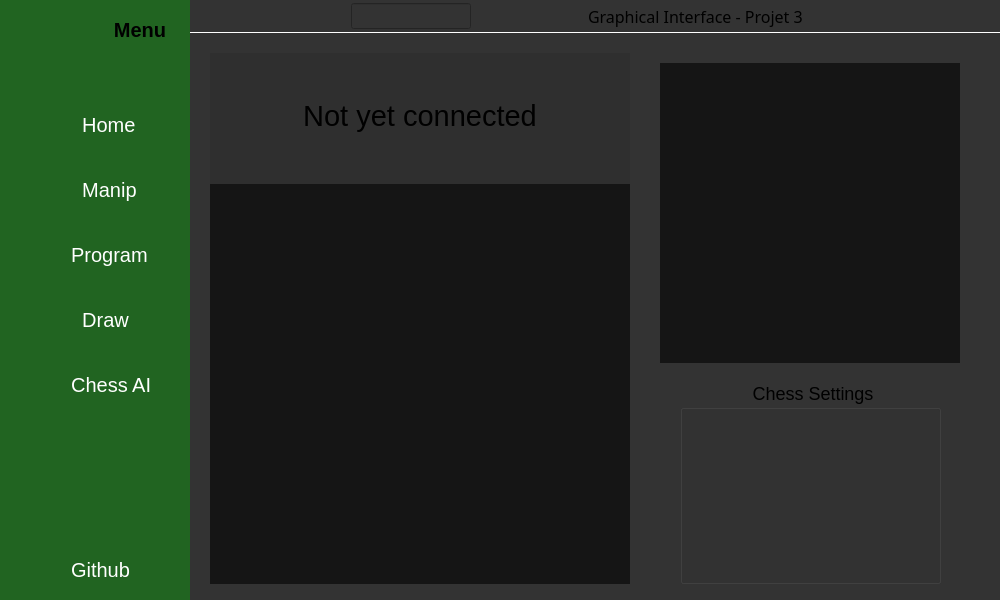
SirajHabsaia/RobotArm, file GUI/Designer/gui.ui: the form before one commit.
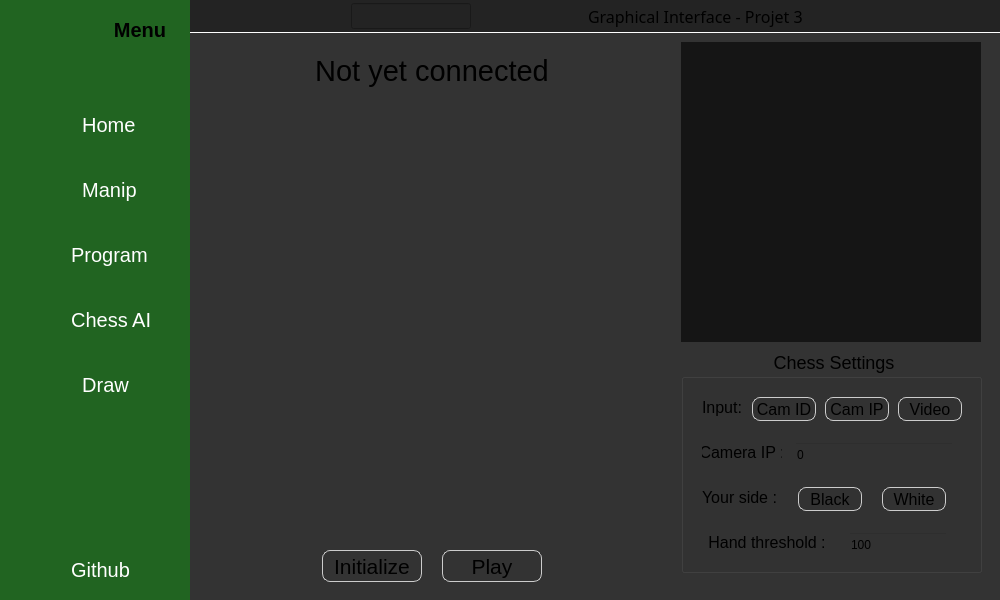
The form after the commit. The open tabs and pages were chosen to show the change. Icons and pictures are not drawn.

Commit message: chess integration and general improvements

Patch:
```diff
--- a/GUI/Designer/gui.ui
+++ b/GUI/Designer/gui.ui
@@ -262,41 +262,6 @@
          </property>
         </widget>
        </item>
-       <item>
-        <widget class="QPushButton" name="DrawBtn1">
-         <property name="minimumSize">
-          <size>
-           <width>40</width>
-           <height>40</height>
-          </size>
-         </property>
-         <property name="maximumSize">
-          <size>
-           <width>100</width>
-           <height>40</height>
-          </size>
-         </property>
-         <property name="text">
-          <string/>
-         </property>
-         <property name="icon">
-          <iconset resource="resources.qrc">
-           <normaloff>:/images/sidebar/draw.png</normaloff>:/images/sidebar/draw.png</iconset>
-         </property>
-         <property name="iconSize">
-          <size>
-           <width>30</width>
-           <height>30</height>
-          </size>
-         </property>
-         <property name="checkable">
-          <bool>true</bool>
-         </property>
-         <property name="autoExclusive">
-          <bool>true</bool>
-         </property>
-        </widget>
-       </item>
        <item>
         <widget class="QPushButton" name="ChessBtn1">
          <property name="minimumSize">
@@ -332,6 +297,41 @@
          </property>
         </widget>
        </item>
+       <item>
+        <widget class="QPushButton" name="DrawBtn1">
+         <property name="minimumSize">
+          <size>
+           <width>40</width>
+           <height>40</height>
+          </size>
+         </property>
+         <property name="maximumSize">
+          <size>
+           <width>100</width>
+           <height>40</height>
+          </size>
+         </property>
+         <property name="text">
+          <string/>
+         </property>
+         <property name="icon">
+          <iconset resource="resources.qrc">
+           <normaloff>:/images/sidebar/draw.png</normaloff>:/images/sidebar/draw.png</iconset>
+         </property>
+         <property name="iconSize">
+          <size>
+           <width>30</width>
+           <height>30</height>
+          </size>
+         </property>
+         <property name="checkable">
+          <bool>true</bool>
+         </property>
+         <property name="autoExclusive">
+          <bool>true</bool>
+         </property>
+        </widget>
+       </item>
        <item>
         <spacer name="verticalSpacer">
          <property name="orientation">
@@ -647,47 +647,6 @@
          </property>
         </widget>
        </item>
-       <item>
-        <widget class="QPushButton" name="DrawBtn2">
-         <property name="minimumSize">
-          <size>
-           <width>40</width>
-           <height>40</height>
-          </size>
-         </property>
-         <property name="maximumSize">
-          <size>
-           <width>200</width>
-           <height>40</height>
-          </size>
-         </property>
-         <property name="font">
-          <font>
-           <pointsize>15</pointsize>
-           <bold>false</bold>
-          </font>
-         </property>
-         <property name="text">
-          <string>    Draw</string>
-         </property>
-         <property name="icon">
-          <iconset resource="resources.qrc">
-           <normaloff>:/images/sidebar/draw.png</normaloff>:/images/sidebar/draw.png</iconset>
-         </property>
-         <property name="iconSize">
-          <size>
-           <width>30</width>
-           <height>30</height>
-          </size>
-         </property>
-         <property name="checkable">
-          <bool>true</bool>
-         </property>
-         <property name="autoExclusive">
-          <bool>true</bool>
-         </property>
-        </widget>
-       </item>
        <item>
         <widget class="QPushButton" name="ChessBtn2">
          <property name="minimumSize">
@@ -729,6 +688,47 @@
          </property>
         </widget>
        </item>
+       <item>
+        <widget class="QPushButton" name="DrawBtn2">
+         <property name="minimumSize">
+          <size>
+           <width>40</width>
+           <height>40</height>
+          </size>
+         </property>
+         <property name="maximumSize">
+          <size>
+           <width>200</width>
+           <height>40</height>
+          </size>
+         </property>
+         <property name="font">
+          <font>
+           <pointsize>15</pointsize>
+           <bold>false</bold>
+          </font>
+         </property>
+         <property name="text">
+          <string>    Draw</string>
+         </property>
+         <property name="icon">
+          <iconset resource="resources.qrc">
+           <normaloff>:/images/sidebar/draw.png</normaloff>:/images/sidebar/draw.png</iconset>
+         </property>
+         <property name="iconSize">
+          <size>
+           <width>30</width>
+           <height>30</height>
+          </size>
+         </property>
+         <property name="checkable">
+          <bool>true</bool>
+         </property>
+         <property name="autoExclusive">
+          <bool>true</bool>
+         </property>
+        </widget>
+       </item>
        <item>
         <spacer name="verticalSpacer_2">
          <property name="orientation">
@@ -813,12 +813,15 @@
           </size>
          </property>
          <property name="styleSheet">
-          <string notr="true">QPushButton{
+          <string notr="true">QWidget{
+	background-color: rgb(35, 35, 35);
+}
+QPushButton{
 	border: none;
 }
 QPushButton:hover{
 	
-	background-color: rgb(85, 85, 85);
+	background-color: rgb(80, 80, 80);
 }</string>
          </property>
          <layout class="QHBoxLayout" name="horizontalLayout_4">
@@ -4088,36 +4091,253 @@
           </widget>
          </widget>
          <widget class="QWidget" name="page_chess">
-          <widget class="QWidget" name="chessWidget_2" native="true">
-           <property name="geometry">
-            <rect>
-             <x>470</x>
-             <y>30</y>
-             <width>300</width>
-             <height>300</height>
-            </rect>
-           </property>
-           <property name="minimumSize">
-            <size>
-             <width>300</width>
-             <height>300</height>
-            </size>
-           </property>
-           <property name="styleSheet">
-            <string notr="true">background-color: rgb(21, 21, 21);</string>
-           </property>
-          </widget>
-          <widget class="QGroupBox" name="groupBox">
-           <property name="geometry">
-            <rect>
-             <x>490</x>
-             <y>350</y>
-             <width>261</width>
-             <height>201</height>
-            </rect>
-           </property>
-           <property name="styleSheet">
-            <string notr="true">QGroupBox {
+          <layout class="QHBoxLayout" name="horizontalLayout_28">
+           <item>
+            <widget class="QWidget" name="chessLeftWidget" native="true">
+             <property name="minimumSize">
+              <size>
+               <width>420</width>
+               <height>0</height>
+              </size>
+             </property>
+             <property name="layoutDirection">
+              <enum>Qt::LayoutDirection::LeftToRight</enum>
+             </property>
+             <property name="styleSheet">
+              <string notr="true"/>
+             </property>
+             <layout class="QVBoxLayout" name="verticalLayout_17">
+              <property name="spacing">
+               <number>20</number>
+              </property>
+              <item>
+               <widget class="QLabel" name="chessLabel">
+                <property name="minimumSize">
+                 <size>
+                  <width>0</width>
+                  <height>40</height>
+                 </size>
+                </property>
+                <property name="maximumSize">
+                 <size>
+                  <width>16777215</width>
+                  <height>40</height>
+                 </size>
+                </property>
+                <property name="font">
+                 <font>
+                  <pointsize>22</pointsize>
+                 </font>
+                </property>
+                <property name="text">
+                 <string>Not yet connected</string>
+                </property>
+                <property name="alignment">
+                 <set>Qt::AlignmentFlag::AlignCenter</set>
+                </property>
+               </widget>
+              </item>
+              <item alignment="Qt::AlignmentFlag::AlignHCenter|Qt::AlignmentFlag::AlignVCenter">
+               <widget class="QWidget" name="chessWidget" native="true">
+                <property name="minimumSize">
+                 <size>
+                  <width>400</width>
+                  <height>400</height>
+                 </size>
+                </property>
+                <property name="maximumSize">
+                 <size>
+                  <width>10000</width>
+                  <height>10000</height>
+                 </size>
+                </property>
+                <property name="font">
+                 <font>
+                  <underline>false</underline>
+                 </font>
+                </property>
+                <property name="styleSheet">
+                 <string notr="true"/>
+                </property>
+               </widget>
+              </item>
+              <item>
+               <layout class="QHBoxLayout" name="horizontalLayout_26">
+                <property name="spacing">
+                 <number>20</number>
+                </property>
+                <item>
+                 <spacer name="horizontalSpacer_18">
+                  <property name="orientation">
+                   <enum>Qt::Orientation::Horizontal</enum>
+                  </property>
+                  <property name="sizeHint" stdset="0">
+                   <size>
+                    <width>40</width>
+                    <height>20</height>
+                   </size>
+                  </property>
+                 </spacer>
+                </item>
+                <item>
+                 <widget class="QPushButton" name="chess_initializeBtn">
+                  <property name="minimumSize">
+                   <size>
+                    <width>100</width>
+                    <height>32</height>
+                   </size>
+                  </property>
+                  <property name="maximumSize">
+                   <size>
+                    <width>100</width>
+                    <height>16777215</height>
+                   </size>
+                  </property>
+                  <property name="font">
+                   <font>
+                    <pointsize>16</pointsize>
+                   </font>
+                  </property>
+                  <property name="styleSheet">
+                   <string notr="true">QPushButton {
+	background-color: transparent;
+	border: 1px solid #cccccc;
+	border-radius: 8px;
+	padding: 0px
+}
+
+QPushButton:checked {
+	background-color: rgb(33, 100, 33);
+	color: white;
+	border: 1px solid #cccccc;
+}
+
+QPushButton:hover {
+	background-color: #666666;
+	color: white;
+	border: 1px solid #cccccc;
+}</string>
+                  </property>
+                  <property name="text">
+                   <string>Initialize</string>
+                  </property>
+                  <property name="checkable">
+                   <bool>false</bool>
+                  </property>
+                  <property name="autoExclusive">
+                   <bool>true</bool>
+                  </property>
+                 </widget>
+                </item>
+                <item>
+                 <widget class="QPushButton" name="chess_playBtn">
+                  <property name="minimumSize">
+                   <size>
+                    <width>100</width>
+                    <height>32</height>
+                   </size>
+                  </property>
+                  <property name="maximumSize">
+                   <size>
+                    <width>100</width>
+                    <height>16777215</height>
+                   </size>
+                  </property>
+                  <property name="font">
+                   <font>
+                    <pointsize>16</pointsize>
+                   </font>
+                  </property>
+                  <property name="styleSheet">
+                   <string notr="true">QPushButton {
+	background-color: transparent;
+	border: 1px solid #cccccc;
+	border-radius: 8px;
+	padding: 0px
+}
+
+QPushButton:checked {
+	background-color: rgb(33, 100, 33);
+	color: white;
+	border: 1px solid #cccccc;
+}
+
+QPushButton:hover {
+	background-color: #666666;
+	color: white;
+	border: 1px solid #cccccc;
+}</string>
+                  </property>
+                  <property name="text">
+                   <string>Play</string>
+                  </property>
+                  <property name="checkable">
+                   <bool>true</bool>
+                  </property>
+                  <property name="autoExclusive">
+                   <bool>true</bool>
+                  </property>
+                 </widget>
+                </item>
+                <item>
+                 <spacer name="horizontalSpacer_25">
+                  <property name="orientation">
+                   <enum>Qt::Orientation::Horizontal</enum>
+                  </property>
+                  <property name="sizeHint" stdset="0">
+                   <size>
+                    <width>40</width>
+                    <height>20</height>
+                   </size>
+                  </property>
+                 </spacer>
+                </item>
+               </layout>
+              </item>
+             </layout>
+            </widget>
+           </item>
+           <item>
+            <widget class="QWidget" name="chessRightWidget" native="true">
+             <property name="minimumSize">
+              <size>
+               <width>320</width>
+               <height>0</height>
+              </size>
+             </property>
+             <property name="styleSheet">
+              <string notr="true"/>
+             </property>
+             <widget class="QWidget" name="camWidget" native="true">
+              <property name="geometry">
+               <rect>
+                <x>10</x>
+                <y>0</y>
+                <width>300</width>
+                <height>300</height>
+               </rect>
+              </property>
+              <property name="minimumSize">
+               <size>
+                <width>300</width>
+                <height>300</height>
+               </size>
+              </property>
+              <property name="styleSheet">
+               <string notr="true">background-color: rgb(21, 21, 21);</string>
+              </property>
+             </widget>
+             <widget class="QGroupBox" name="groupBox">
+              <property name="geometry">
+               <rect>
+                <x>10</x>
+                <y>310</y>
+                <width>301</width>
+                <height>221</height>
+               </rect>
+              </property>
+              <property name="styleSheet">
+               <string notr="true">QGroupBox {
     font-family: &quot;Segoe UI&quot;;
     font-size: 18px;
 }
@@ -4126,60 +4346,535 @@
 	subcontrol-position: top center;
 }
 </string>
-           </property>
-           <property name="title">
-            <string>Chess Settings</string>
-           </property>
-          </widget>
-          <widget class="QWidget" name="widget" native="true">
-           <property name="geometry">
-            <rect>
-             <x>20</x>
-             <y>20</y>
-             <width>420</width>
-             <height>531</height>
-            </rect>
-           </property>
-           <property name="minimumSize">
-            <size>
-             <width>420</width>
-             <height>0</height>
-            </size>
-           </property>
-           <property name="styleSheet">
-            <string notr="true">background-color: rgb(47, 47, 47);</string>
-           </property>
-           <layout class="QVBoxLayout" name="verticalLayout_17">
-            <item>
-             <widget class="QLabel" name="label_5">
-              <property name="font">
-               <font>
-                <pointsize>22</pointsize>
-               </font>
               </property>
-              <property name="text">
-               <string>Not yet connected</string>
+              <property name="title">
+               <string>Chess Settings</string>
               </property>
-              <property name="alignment">
-               <set>Qt::AlignmentFlag::AlignCenter</set>
-              </property>
+              <layout class="QVBoxLayout" name="verticalLayout_19">
+               <item>
+                <widget class="QWidget" name="chessInputWidget" native="true">
+                 <layout class="QHBoxLayout" name="horizontalLayout_29">
+                  <property name="spacing">
+                   <number>10</number>
+                  </property>
+                  <item>
+                   <widget class="QLabel" name="chessLabel_2">
+                    <property name="maximumSize">
+                     <size>
+                      <width>50</width>
+                      <height>16777215</height>
+                     </size>
+                    </property>
+                    <property name="font">
+                     <font>
+                      <pointsize>12</pointsize>
+                     </font>
+                    </property>
+                    <property name="text">
+                     <string>Input:</string>
+                    </property>
+                    <property name="alignment">
+                     <set>Qt::AlignmentFlag::AlignCenter</set>
+                    </property>
+                   </widget>
+                  </item>
+                  <item>
+                   <spacer name="horizontalSpacer_28">
+                    <property name="orientation">
+                     <enum>Qt::Orientation::Horizontal</enum>
+                    </property>
+                    <property name="sizeHint" stdset="0">
+                     <size>
+                      <width>40</width>
+                      <height>20</height>
+                     </size>
+                    </property>
+                   </spacer>
+                  </item>
+                  <item>
+                   <widget class="QPushButton" name="chess_camidBtn">
+                    <property name="minimumSize">
+                     <size>
+                      <width>64</width>
+                      <height>24</height>
+                     </size>
+                    </property>
+                    <property name="maximumSize">
+                     <size>
+                      <width>64</width>
+                      <height>24</height>
+                     </size>
+                    </property>
+                    <property name="font">
+                     <font>
+                      <pointsize>12</pointsize>
+                     </font>
+                    </property>
+                    <property name="styleSheet">
+                     <string notr="true">QPushButton {
+	background-color: transparent;
+	border: 1px solid #cccccc;
+	border-radius: 8px;
+	padding: 0px
+}
+
+QPushButton:checked {
+	background-color: rgb(33, 100, 33);
+	color: white;
+	border: 1px solid #cccccc;
+}
+
+QPushButton:hover {
+	background-color: #666666;
+	color: white;
+	border: 1px solid #cccccc;
+}</string>
+                    </property>
+                    <property name="text">
+                     <string>Cam ID</string>
+                    </property>
+                    <property name="checkable">
+                     <bool>true</bool>
+                    </property>
+                    <property name="autoExclusive">
+                     <bool>true</bool>
+                    </property>
+                   </widget>
+                  </item>
+                  <item>
+                   <widget class="QPushButton" name="chess_camipBtn">
+                    <property name="minimumSize">
+                     <size>
+                      <width>64</width>
+                      <height>24</height>
+                     </size>
+                    </property>
+                    <property name="maximumSize">
+                     <size>
+                      <width>64</width>
+                      <height>24</height>
+                     </size>
+                    </property>
+                    <property name="font">
+                     <font>
+                      <pointsize>12</pointsize>
+                     </font>
+                    </property>
+                    <property name="styleSheet">
+                     <string notr="true">QPushButton {
+	background-color: transparent;
+	border: 1px solid #cccccc;
+	border-radius: 8px;
+	padding: 0px
+}
+
+QPushButton:checked {
+	background-color: rgb(33, 100, 33);
+	color: white;
+	border: 1px solid #cccccc;
+}
+
+QPushButton:hover {
+	background-color: #666666;
+	color: white;
+	border: 1px solid #cccccc;
+}</string>
+                    </property>
+                    <property name="text">
+                     <string>Cam IP</string>
+                    </property>
+                    <property name="checkable">
+                     <bool>true</bool>
+                    </property>
+                    <property name="autoExclusive">
+                     <bool>true</bool>
+                    </property>
+                   </widget>
+                  </item>
+                  <item>
+                   <widget class="QPushButton" name="chess_videoBtn">
+                    <property name="minimumSize">
+                     <size>
+                      <width>64</width>
+                      <height>24</height>
+                     </size>
+                    </property>
+                    <property name="maximumSize">
+                     <size>
+                      <width>64</width>
+                      <height>24</height>
+                     </size>
+                    </property>
+                    <property name="font">
+                     <font>
+                      <pointsize>12</pointsize>
+                     </font>
+                    </property>
+                    <property name="styleSheet">
+                     <string notr="true">QPushButton {
+	background-color: transparent;
+	border: 1px solid #cccccc;
+	border-radius: 8px;
+	padding: 0px
+}
+
+QPushButton:checked {
+	background-color: rgb(33, 100, 33);
+	color: white;
+	border: 1px solid #cccccc;
+}
+
+QPushButton:hover {
+	background-color: #666666;
+	color: white;
+	border: 1px solid #cccccc;
+}</string>
+                    </property>
+                    <property name="text">
+                     <string>Video</string>
+                    </property>
+                    <property name="checkable">
+                     <bool>true</bool>
+                    </property>
+                    <property name="autoExclusive">
+                     <bool>true</bool>
+                    </property>
+                   </widget>
+                  </item>
+                 </layout>
+                </widget>
+               </item>
+               <item>
+                <widget class="QWidget" name="chessInfoWidget" native="true">
+                 <layout class="QHBoxLayout" name="horizontalLayout_30">
+                  <item>
+                   <widget class="QLabel" name="chess_modeLabel">
+                    <property name="maximumSize">
+                     <size>
+                      <width>80</width>
+                      <height>16777215</height>
+                     </size>
+                    </property>
+                    <property name="font">
+                     <font>
+                      <pointsize>12</pointsize>
+                     </font>
+                    </property>
+                    <property name="text">
+                     <string>Camera IP :</string>
+                    </property>
+                    <property name="alignment">
+                     <set>Qt::AlignmentFlag::AlignCenter</set>
+                    </property>
+                   </widget>
+                  </item>
+                  <item>
+                   <spacer name="horizontalSpacer_29">
+                    <property name="orientation">
+                     <enum>Qt::Orientation::Horizontal</enum>
+                    </property>
+                    <property name="sizeHint" stdset="0">
+                     <size>
+                      <width>40</width>
+                      <height>20</height>
+                     </size>
+                    </property>
+                   </spacer>
+                  </item>
+                  <item>
+                   <widget class="QLineEdit" name="chess_infoLineEdit">
+                    <property name="minimumSize">
+                     <size>
+                      <width>160</width>
+                      <height>26</height>
+                     </size>
+                    </property>
+                    <property name="text">
+                     <string>0</string>
+                    </property>
+                   </widget>
+                  </item>
+                  <item>
+                   <spacer name="horizontalSpacer_34">
+                    <property name="orientation">
+                     <enum>Qt::Orientation::Horizontal</enum>
+                    </property>
+                    <property name="sizeHint" stdset="0">
+                     <size>
+                      <width>40</width>
+                      <height>20</height>
+                     </size>
+                    </property>
+                   </spacer>
+                  </item>
+                 </layout>
+                </widget>
+               </item>
+               <item>
+                <widget class="QWidget" name="chessModeWidget" native="true">
+                 <layout class="QHBoxLayout" name="horizontalLayout_31">
+                  <item>
+                   <widget class="QLabel" name="chessLabel_5">
+                    <property name="maximumSize">
+                     <size>
+                      <width>80</width>
+                      <height>16777215</height>
+                     </size>
+                    </property>
+                    <property name="font">
+                     <font>
+                      <pointsize>12</pointsize>
+                     </font>
+                    </property>
+                    <property name="text">
+                     <string>Your side :</string>
+                    </property>
+                    <property name="alignment">
+                     <set>Qt::AlignmentFlag::AlignCenter</set>
+                    </property>
+                   </widget>
+                  </item>
+                  <item>
+                   <spacer name="horizontalSpacer_30">
+                    <property name="orientation">
+                     <enum>Qt::Orientation::Horizontal</enum>
+                    </property>
+                    <property name="sizeHint" stdset="0">
+                     <size>
+                      <width>40</width>
+                      <height>20</height>
+                     </size>
+                    </property>
+                   </spacer>
+                  </item>
+                  <item>
+                   <widget class="QPushButton" name="chess_mode_blackBtn">
+                    <property name="minimumSize">
+                     <size>
+                      <width>64</width>
+                      <height>24</height>
+                     </size>
+                    </property>
+                    <property name="maximumSize">
+                     <size>
+                      <width>64</width>
+                      <height>24</height>
+                     </size>
+                    </property>
+                    <property name="font">
+                     <font>
+                      <pointsize>12</pointsize>
+                     </font>
+                    </property>
+                    <property name="styleSheet">
+                     <string notr="true">QPushButton {
+	background-color: transparent;
+	border: 1px solid #cccccc;
+	border-radius: 8px;
+	padding: 0px
+}
+
+QPushButton:checked {
+	background-color: rgb(33, 100, 33);
+	color: white;
+	border: 1px solid #cccccc;
+}
+
+QPushButton:hover {
+	background-color: #666666;
+	color: white;
+	border: 1px solid #cccccc;
+}</string>
+                    </property>
+                    <property name="text">
+                     <string>Black</string>
+                    </property>
+                    <property name="checkable">
+                     <bool>true</bool>
+                    </property>
+                    <property name="autoExclusive">
+                     <bool>true</bool>
+                    </property>
+                   </widget>
+                  </item>
+                  <item>
+                   <spacer name="horizontalSpacer_32">
+                    <property name="orientation">
+                     <enum>Qt::Orientation::Horizontal</enum>
+                    </property>
+                    <property name="sizeHint" stdset="0">
+                     <size>
+                      <width>40</width>
+                      <height>20</height>
+                     </size>
+                    </property>
+                   </spacer>
+                  </item>
+                  <item>
+                   <widget class="QPushButton" name="chess_mode_whiteBtn">
+                    <property name="minimumSize">
+                     <size>
+                      <width>64</width>
+                      <height>24</height>
+                     </size>
+                    </property>
+                    <property name="maximumSize">
+                     <size>
+                      <width>64</width>
+                      <height>24</height>
+                     </size>
+                    </property>
+                    <property name="font">
+                     <font>
+                      <pointsize>12</pointsize>
+                     </font>
+                    </property>
+                    <property name="styleSheet">
+                     <string notr="true">QPushButton {
+	background-color: transparent;
+	border: 1px solid #cccccc;
+	border-radius: 8px;
+	padding: 0px
+}
+
+QPushButton:checked {
+	background-color: rgb(33, 100, 33);
+	color: white;
+	border: 1px solid #cccccc;
+}
+
+QPushButton:hover {
+	background-color: #666666;
+	color: white;
+	border: 1px solid #cccccc;
+}</string>
+                    </property>
+                    <property name="text">
+                     <string>White</string>
+                    </property>
+                    <property name="checkable">
+                     <bool>true</bool>
+                    </property>
+                    <property name="autoExclusive">
+                     <bool>true</bool>
+                    </property>
+                   </widget>
+                  </item>
+                  <item>
+                   <spacer name="horizontalSpacer_33">
+                    <property name="orientation">
+                     <enum>Qt::Orientation::Horizontal</enum>
+                    </property>
+                    <property name="sizeHint" stdset="0">
+                     <size>
+                      <width>40</width>
+                      <height>20</height>
+                     </size>
+                    </property>
+                   </spacer>
+                  </item>
+                 </layout>
+                </widget>
+               </item>
+               <item>
+                <widget class="QWidget" name="chessThresholdWidget" native="true">
+                 <layout class="QHBoxLayout" name="horizontalLayout_32">
+                  <property name="spacing">
+                   <number>10</number>
+                  </property>
+                  <item>
+                   <widget class="QLabel" name="chessLabel_6">
+                    <property name="minimumSize">
+                     <size>
+                      <width>130</width>
+                      <height>0</height>
+                     </size>
+                    </property>
+                    <property name="maximumSize">
+                     <size>
+                      <width>130</width>
+                      <height>16777215</height>
+                     </size>
+                    </property>
+                    <property name="font">
+                     <font>
+                      <pointsize>12</pointsize>
+                     </font>
+                    </property>
+                    <property name="text">
+                     <string>Hand threshold :</string>
+                    </property>
+                    <property name="alignment">
+                     <set>Qt::AlignmentFlag::AlignCenter</set>
+                    </property>
+                   </widget>
+                  </item>
+                  <item>
+                   <spacer name="horizontalSpacer_31">
+                    <property name="orientation">
+                     <enum>Qt::Orientation::Horizontal</enum>
+                    </property>
+                    <property name="sizeHint" stdset="0">
+                     <size>
+                      <width>40</width>
+                      <height>20</height>
+                     </size>
+                    </property>
+                   </spacer>
+                  </item>
+                  <item>
+                   <widget class="QLineEdit" name="chess_thresholdLineEdit">
+                    <property name="minimumSize">
+                     <size>
+                      <width>100</width>
+                      <height>26</height>
+                     </size>
+                    </property>
+                    <property name="maximumSize">
+                     <size>
+                      <width>100</width>
+                      <height>16777215</height>
+                     </size>
+                    </property>
+                    <property name="text">
+                     <string>100</string>
+                    </property>
+                   </widget>
+                  </item>
+                  <item>
+                   <spacer name="horizontalSpacer_26">
+                    <property name="orientation">
+                     <enum>Qt::Orientation::Horizontal</enum>
+                    </property>
+                    <property name="sizeHint" stdset="0">
+                     <size>
+                      <width>40</width>
+                      <height>20</height>
+                     </size>
+                    </property>
+                   </spacer>
+                  </item>
+                  <item>
+                   <spacer name="horizontalSpacer_35">
+                    <property name="orientation">
+                     <enum>Qt::Orientation::Horizontal</enum>
+                    </property>
+                    <property name="sizeHint" stdset="0">
+                     <size>
+                      <width>40</width>
+                      <height>20</height>
+                     </size>
+                    </property>
+                   </spacer>
+                  </item>
+                 </layout>
+                </widget>
+               </item>
+              </layout>
              </widget>
-            </item>
-            <item>
-             <widget class="QWidget" name="chessWidget" native="true">
-              <property name="minimumSize">
-               <size>
-                <width>400</width>
-                <height>400</height>
-               </size>
-              </property>
-              <property name="styleSheet">
-               <string notr="true">background-color: rgb(21, 21, 21);</string>
-              </property>
-             </widget>
-            </item>
-           </layout>
-          </widget>
+            </widget>
+           </item>
+          </layout>
          </widget>
         </widget>
        </item>
```
The commit also changes 39 other files.
